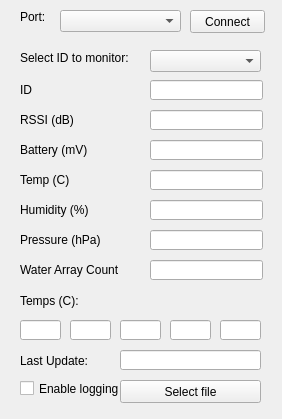
First picture: the form in gui/IOTBuoyLogger/widget.ui, repository huukit/IOTBuoy, before the edit.
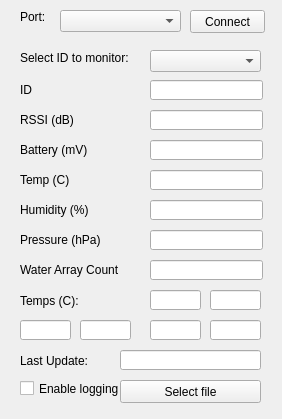
Second picture: the form after the edit.

Diff of the .ui file:
```diff
--- a/gui/IOTBuoyLogger/widget.ui
+++ b/gui/IOTBuoyLogger/widget.ui
@@ -167,9 +167,9 @@
   <widget class="QLineEdit" name="lineT1">
    <property name="geometry">
     <rect>
-     <x>20</x>
-     <y>320</y>
-     <width>41</width>
+     <x>150</x>
+     <y>290</y>
+     <width>51</width>
      <height>20</height>
     </rect>
    </property>
@@ -177,9 +177,9 @@
   <widget class="QLineEdit" name="lineT2">
    <property name="geometry">
     <rect>
-     <x>70</x>
-     <y>320</y>
-     <width>41</width>
+     <x>210</x>
+     <y>290</y>
+     <width>51</width>
      <height>20</height>
     </rect>
    </property>
@@ -187,9 +187,9 @@
   <widget class="QLineEdit" name="lineT3">
    <property name="geometry">
     <rect>
-     <x>120</x>
+     <x>20</x>
      <y>320</y>
-     <width>41</width>
+     <width>51</width>
      <height>20</height>
     </rect>
    </property>
@@ -197,9 +197,9 @@
   <widget class="QLineEdit" name="lineT4">
    <property name="geometry">
     <rect>
-     <x>170</x>
+     <x>80</x>
      <y>320</y>
-     <width>41</width>
+     <width>51</width>
      <height>20</height>
     </rect>
    </property>
@@ -207,9 +207,9 @@
   <widget class="QLineEdit" name="lineT5">
    <property name="geometry">
     <rect>
-     <x>220</x>
+     <x>150</x>
      <y>320</y>
-     <width>41</width>
+     <width>51</width>
      <height>20</height>
     </rect>
    </property>
@@ -345,6 +345,16 @@
     <string>Select ID to monitor:</string>
    </property>
   </widget>
+  <widget class="QLineEdit" name="lineT6">
+   <property name="geometry">
+    <rect>
+     <x>210</x>
+     <y>320</y>
+     <width>51</width>
+     <height>20</height>
+    </rect>
+   </property>
+  </widget>
  </widget>
  <layoutdefault spacing="6" margin="11"/>
  <resources/>
```
